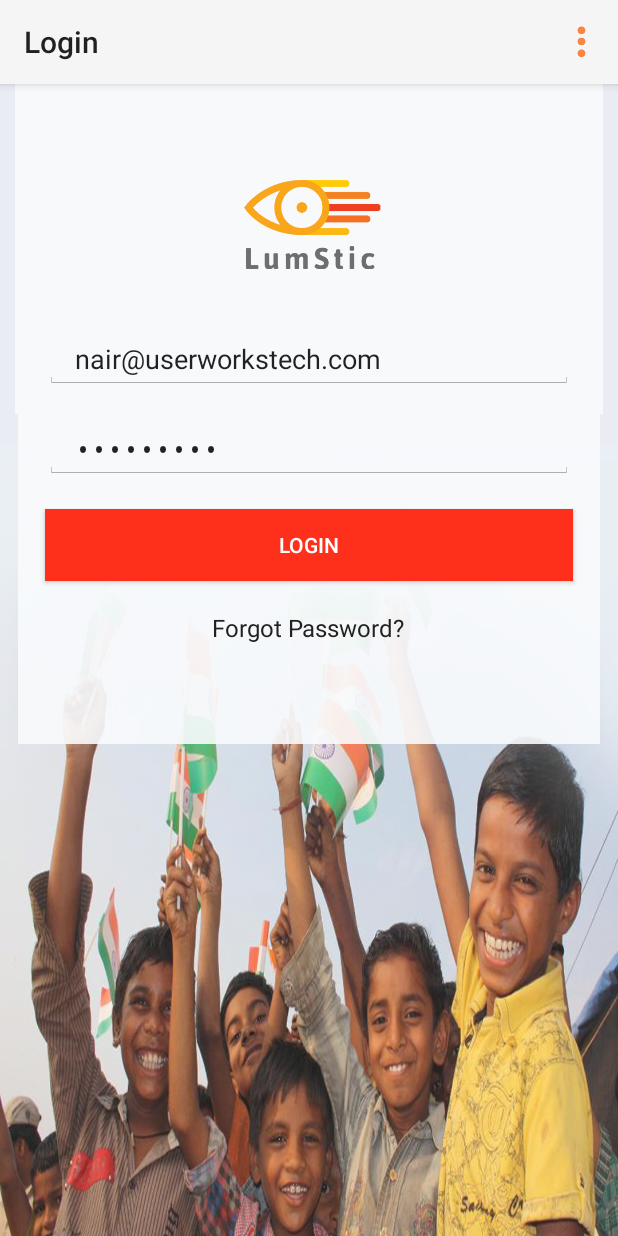
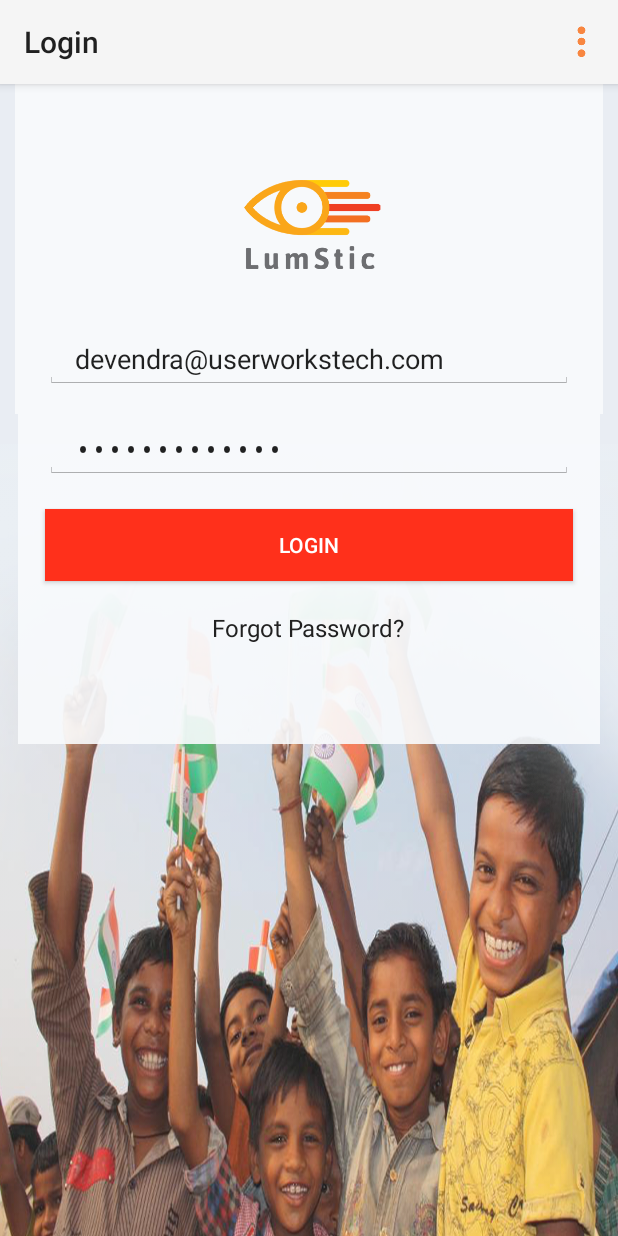
Before and after one commit to praseem940/lumsticApp, an Android app: the screen it shows after launch (LoginActivity), on a phone screen of 412 x 824 dp. Run offline under Robolectric (Android 15) with nearby library versions, the phone set to English and light mode, and no system bars; libraries missing offline, so code that uses them is left out: org.codehaus.jackson, retrofit.android, retrofit.client; 3 statements that could not run were skipped.

```diff
--- a/app/src/main/java/lumstic/example/com/lumstic/UI/DashBoardActivity.java
+++ b/app/src/main/java/lumstic/example/com/lumstic/UI/DashBoardActivity.java
@@ -41,10 +41,6 @@ public class DashBoardActivity extends Activity {
             finish();
             return true;
         }
-
-
-
-
         return super.onOptionsItemSelected(item);
     }
 }
--- a/app/src/main/java/lumstic/example/com/lumstic/UI/NewResponseActivity.java
+++ b/app/src/main/java/lumstic/example/com/lumstic/UI/NewResponseActivity.java
@@ -149,6 +149,7 @@ public class NewResponseActivity extends Activity {
                     counterButton.setText(questionCounter+1+" out of "+questionsList.size());
                     Questions currentQuestion = questionsList.get(questionCounter);
                     buildLayout(currentQuestion);
+                    checkForAnswer(currentQuestion.getId());
                 }
                 if ((questionCounter < questionCount - 1) &&(questionsList.get(questionCounter).getMandatory()==1)&&(!answer.getText().toString().equals(""))) {
                     previousQuestion.setBackgroundColor(getResources().getColor(R.color.login_button_color));
@@ -716,5 +717,8 @@ public class NewResponseActivity extends Activity {
         }
 
     }
+    public void checkForAnswer(int id){
+
+    }
 
 }
--- a/app/src/main/java/lumstic/example/com/lumstic/Utils/Preferences.java
+++ b/app/src/main/java/lumstic/example/com/lumstic/Utils/Preferences.java
@@ -59,7 +59,6 @@ public class Preferences {
     }
     public void logout() {
         setAddAuthInHeader(false);
-        setAccessToken(null);
         setSearchLogId(null);
     }
 }
--- a/app/src/main/res/layout/activity_login.xml
+++ b/app/src/main/res/layout/activity_login.xml
@@ -42,7 +42,7 @@
         android:paddingLeft="20dp"
         android:paddingRight="20dp"
         android:hint="@string/emailid"
-        android:text="nair@userworkstech.com"
+        android:text="devendra@userworkstech.com"
         android:inputType="textEmailAddress"
         android:layout_marginTop="20dp"
         android:background="@drawable/apptheme_edit_text_holo_light"
@@ -78,7 +78,7 @@ android:visibility="gone"
         android:paddingLeft="20dp"
         android:paddingRight="20dp"
         android:hint="@string/password"
-        android:text="nair@123#"
+        android:text="devendra@123#"
         android:inputType="textPassword"
         android:layout_marginTop="20dp"
         android:background="@drawable/apptheme_edit_text_holo_light"
```
Also changed, not shown: app/src/main/java/lumstic/example/com/lumstic/UI/ActiveSurveyActivity.java (+9 -1 lines), 1 other file.
